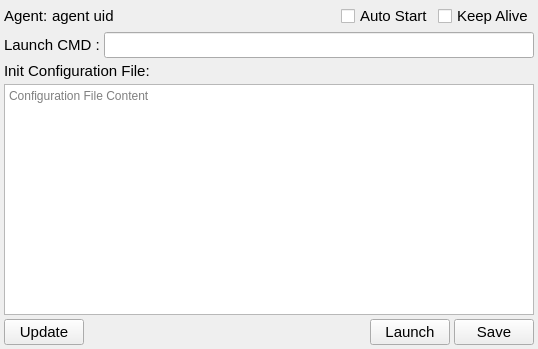
First picture: the form in ccs/node/agent/AgentNodeAssociationEditor.ui, repository bisegni/chaosframework, before the edit.
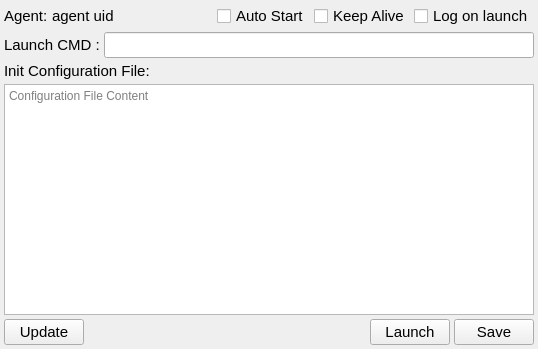
Second picture: the form after the edit.

Commit message: fix remote log on launch process and fix some minor memory leaks

Patch:
```diff
--- a/ccs/node/agent/AgentNodeAssociationEditor.ui
+++ b/ccs/node/agent/AgentNodeAssociationEditor.ui
@@ -30,7 +30,7 @@
     <number>4</number>
    </property>
    <item>
-    <layout class="QHBoxLayout" name="horizontalLayout" stretch="0,1,0,0">
+    <layout class="QHBoxLayout" name="horizontalLayout" stretch="0,1,0,0,0">
      <property name="spacing">
       <number>4</number>
      </property>
@@ -82,6 +82,18 @@
        </property>
       </widget>
      </item>
+     <item>
+      <widget class="QCheckBox" name="checkBoxEnableRemoteLoggingAtLaunch">
+       <property name="font">
+        <font>
+         <pointsize>11</pointsize>
+        </font>
+       </property>
+       <property name="text">
+        <string>Log on launch</string>
+       </property>
+      </widget>
+     </item>
     </layout>
    </item>
    <item>
```
The commit also changes 10 other files.
